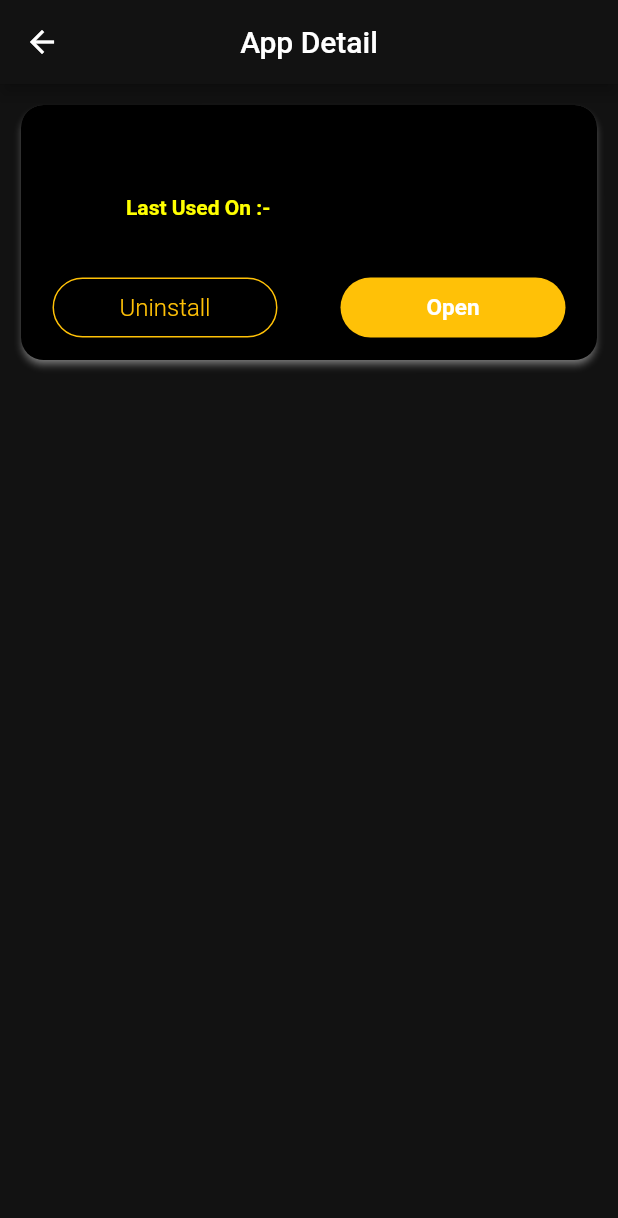
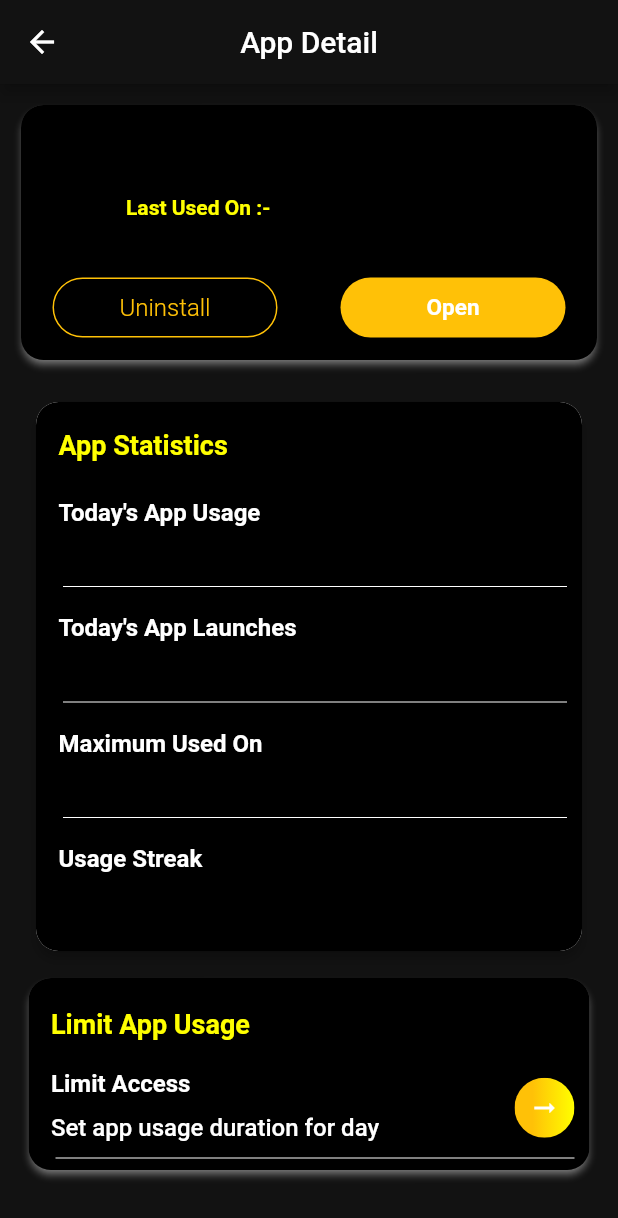
Before and after one commit to Oauth-Celestial/TimeTracker, a Flutter app: the AppDetailPage screen opened directly with empty values, on a phone screen of 412 x 824 dp. Shown: the top 1218 px of the screen. Run offline on Flutter 3.47's test engine with Material 2 defaults, Android fonts, the phone set to English and light mode, and no system bars; drawn by our look-alikes of flutter_animate, shimmer; our stand-ins replace liquid_swipe, lottie, permission_handler, shared_preferences, smooth_page_indicator, sqflite; missing offline and left inert: app_usage, device_apps, usage_stats; accounts and stored records are empty; statements that could not run were skipped; project files that could hold a hidden picture were left out.

Commit message:
Added App Stats and focus mode card

```diff
--- /dev/null
+++ b/lib/HelperWidget/FloatingAnimation.dart
@@ -0,0 +1,53 @@
+import 'package:flutter/cupertino.dart';
+
+class FloatingWidget extends StatefulWidget {
+  int? translateY;
+  Duration? animationDuration;
+  Widget child;
+  FloatingWidget(
+      {this.translateY, this.animationDuration, required this.child});
+
+  @override
+  State<FloatingWidget> createState() => _FloatingWidgetState();
+}
+
+class _FloatingWidgetState extends State<FloatingWidget>
+    with SingleTickerProviderStateMixin {
+  late AnimationController _animationController;
+
+  @override
+  void initState() {
+    // TODO: implement initState
+    super.initState();
+    _animationController = AnimationController(
+        vsync: this,
+        duration: widget.animationDuration == null
+            ? Duration(seconds: 2)
+            : widget.animationDuration);
+    _animationController.repeat(reverse: true);
+  }
+
+  @override
+  void dispose() {
+    // TODO: implement dispose
+    _animationController.dispose();
+    super.dispose();
+  }
+
+  @override
+  Widget build(BuildContext context) {
+    return AnimatedBuilder(
+      animation: _animationController.view,
+      builder: (context, child) {
+        return Transform.translate(
+          offset: Offset(
+              _animationController.value,
+              _animationController.value *
+                  (widget.translateY == null ? 5 : widget.translateY!)),
+          child: child,
+        );
+      },
+      child: widget.child,
+    );
+  }
+}
--- /dev/null
+++ b/lib/Screens/DashBoard/AppDetail/AppDetailCard.dart
@@ -0,0 +1,154 @@
+import 'package:flutter/material.dart';
+import 'package:shimmer/shimmer.dart';
+import 'package:timetracker/Model/AppModel.dart';
+import 'package:timetracker/Services/Helpers/AppHelper..dart';
+import 'package:timetracker/Services/Helpers/FontStyleHelper.dart';
+import 'package:timetracker/Services/Theme/ColorConstant.dart';
+
+class AppDetailCard extends StatefulWidget {
+  final AppModelData appData;
+
+  AppDetailCard({required this.appData});
+
+  @override
+  State<AppDetailCard> createState() => _AppDetailCardState();
+}
+
+class _AppDetailCardState extends State<AppDetailCard>
+    with SingleTickerProviderStateMixin {
+  @override
+  void initState() {
+    // TODO: implement initState
+    super.initState();
+  }
+
+  @override
+  Widget build(BuildContext context) {
+    return Padding(
+      padding: const EdgeInsets.all(10.0),
+      child: Card(
+        elevation: 2,
+        shadowColor: Colors.white,
+        shape: RoundedRectangleBorder(
+          borderRadius: BorderRadius.circular(15.0),
+        ),
+        child: ClipRRect(
+          borderRadius: BorderRadius.circular(15.0),
+          child: Container(
+            height: 170,
+            color: Colors.black,
+            child: Column(
+              children: [
+                SizedBox(
+                  height: 20,
+                ),
+                Row(
+                  crossAxisAlignment: CrossAxisAlignment.start,
+                  children: [
+                    SizedBox(
+                      width: 10,
+                    ),
+                    FutureBuilder<Widget>(
+                        future: AppHelper.instance.getAppIconFromPackage(
+                            widget.appData.appPackageName),
+                        builder: (context, snapshot) {
+                          if (snapshot.hasData) {
+                            return Padding(
+                              padding: const EdgeInsets.only(top: 5, left: 5),
+                              child: ClipOval(
+                                  child: Container(
+                                child: Container(
+                                    width: 50,
+                                    height: 50,
+                                    child: snapshot.data),
+                              )),
+                            );
+                          } else {
+                            return ClipOval(
+                              child: Container(
+                                  width: 40,
+                                  height: 40,
+                                  child: Shimmer.fromColors(
+                                    baseColor: Colors.black,
+                                    highlightColor: Colors.grey,
+                                    child: Image.asset(
+                                      "assets/luffy.jpg",
+                                      fit: BoxFit.fill,
+                                    ),
+                                  )),
+                            );
+                          }
+                        }),
+                    SizedBox(
+                      width: 20,
+                    ),
+                    Padding(
+                      padding: const EdgeInsets.only(top: 4),
+                      child: Column(
+                        mainAxisAlignment: MainAxisAlignment.start,
+                        crossAxisAlignment: CrossAxisAlignment.start,
+                        children: [
+                          Text(
+                            widget.appData.appName,
+                            style: FontStyleHelper.shared
+                                .getPopppinsBold(whiteText, 18),
+                          ),
+                          SizedBox(
+                            height: 15,
+                          ),
+                          Text(
+                            "Last Used On :-${widget.appData.lastUsedOn}",
+                            style: FontStyleHelper.shared
+                                .getPopppinsBold(yellowAccent, 14),
+                          ),
+                        ],
+                      ),
+                    )
+                  ],
+                ),
+                Expanded(child: Container()),
+                Container(
+                  color: Colors.transparent,
+                  child: Row(
+                    mainAxisAlignment: MainAxisAlignment.spaceAround,
+                    children: [
+                      Container(
+                        alignment: Alignment.center,
+                        width: 150,
+                        height: 40,
+                        decoration: BoxDecoration(
+                            border: Border.all(color: amber),
+                            borderRadius: BorderRadius.circular(25)),
+                        child: Text(
+                          "Uninstall",
+                          style: FontStyleHelper.shared
+                              .getPopppinsRegular(amber, 16),
+                        ),
+                      ),
+                      Container(
+                        width: 150,
+                        height: 40,
+                        alignment: Alignment.center,
+                        decoration: BoxDecoration(
+                            color: amber,
+                            borderRadius: BorderRadius.circular(25)),
+                        child: Text(
+                          "Open",
+                          style: FontStyleHelper.shared
+                              .getPopppinsBold(whiteText, 15),
+                        ),
+                      )
+                    ],
+                  ),
+                ),
+                SizedBox(
+                  height: 15,
+                )
+              ],
+            ),
+          ),
+        ),
+      ),
+    );
+  }
+}
--- a/lib/Screens/DashBoard/AppDetail/AppDetailPage.dart
+++ b/lib/Screens/DashBoard/AppDetail/AppDetailPage.dart
@@ -1,8 +1,13 @@
 import 'package:flutter/material.dart';
 import 'package:flutter/src/widgets/container.dart';
 import 'package:flutter/src/widgets/framework.dart';
+import 'package:flutter_animate/flutter_animate.dart';
 import 'package:shimmer/shimmer.dart';
+import 'package:timetracker/HelperWidget/FloatingAnimation.dart';
 import 'package:timetracker/Model/AppModel.dart';
+import 'package:timetracker/Screens/DashBoard/AppDetail/AppDetailCard.dart';
+import 'package:timetracker/Screens/DashBoard/AppDetail/AppStatisticCard.dart';
+import 'package:timetracker/Screens/DashBoard/AppDetail/AppUsageCard.dart';
 import 'package:timetracker/Services/Helpers/AppHelper..dart';
 import 'package:timetracker/Services/Helpers/FontStyleHelper.dart';
 import 'package:timetracker/Services/Theme/ColorConstant.dart';
@@ -17,6 +22,7 @@ class AppDetailPage extends StatefulWidget {
 }
 
 class _AppDetailPageState extends State<AppDetailPage> {
+  double leftPadding = 15;
   @override
   Widget build(BuildContext context) {
     return Scaffold(
@@ -28,129 +34,61 @@ class _AppDetailPageState extends State<AppDetailPage> {
       body: Container(
         child: ListView(
           children: [
+            AppDetailCard(
+              appData: widget.appdata,
+            ).animate().fadeIn(delay: Duration(milliseconds: 700)).moveY(
+                delay: Duration(
+                  milliseconds: 800,
+                ),
+                begin: 400.0,
+                end: 0),
+            SizedBox(
+              height: 10,
+            ),
+            AppStatisticsCard(
+              appdata: widget.appdata,
+            ).animate().fadeIn(delay: Duration(milliseconds: 1200)),
+            SizedBox(
+              height: 10,
+            ),
             Padding(
-              padding: const EdgeInsets.all(10.0),
+              padding: EdgeInsets.only(left: leftPadding, right: leftPadding),
+              child: Container(
                 child: Card(
-                elevation: 2,
                   shadowColor: Colors.white,
                   shape: RoundedRectangleBorder(
                     borderRadius: BorderRadius.circular(15.0),
                   ),
+                  elevation: 2,
                   child: ClipRRect(
-                  borderRadius: BorderRadius.circular(15.0),
+                    borderRadius: BorderRadius.circular(15),
                     child: Container(
-                    height: 170,
                       color: Colors.black,
                       child: Column(
+                        crossAxisAlignment: CrossAxisAlignment.start,
                         children: [
                           SizedBox(
                             height: 20,
                           ),
-                        Row(
-                          crossAxisAlignment: CrossAxisAlignment.start,
-                          children: [
-                            SizedBox(
-                              width: 10,
+                          Padding(
+                            padding: EdgeInsets.only(left: leftPadding),
+                            child: Text(
+                              "Limit App Usage",
+                              style: FontStyleHelper.shared
+                                  .getPopppinsBold(yellowAccent, 18),
                             ),
-                            FutureBuilder<Widget>(
-                                future: AppHelper.instance
-                                    .getAppIconFromPackage(
-                                        widget.appdata.appPackageName),
-                                builder: (context, snapshot) {
-                                  if (snapshot.hasData) {
-                                    return Padding(
-                                      padding: const EdgeInsets.only(
-                                          top: 5, left: 5),
-                                      child: ClipOval(
-                                          child: Container(
-                                        child: Container(
-                                            width: 50,
-                                            height: 50,
-                                            child: snapshot.data),
-                                      )),
-                                    );
-                                  } else {
-                                    return ClipOval(
-                                      child: Container(
-                                          width: 40,
-                                          height: 40,
-                                          child: Shimmer.fromColors(
-                                            baseColor: Colors.black,
-                                            highlightColor: Colors.grey,
-                                            child: Image.asset(
-                                              "assets/luffy.jpg",
-                                              fit: BoxFit.fill,
-                                            ),
-                                          )),
-                                    );
-                                  }
-                                }),
-                            SizedBox(
-                              width: 20,
-                            ),
-                            Padding(
-                              padding: const EdgeInsets.only(top: 4),
-                              child: Column(
-                                mainAxisAlignment: MainAxisAlignment.start,
-                                crossAxisAlignment: CrossAxisAlignment.start,
-                                children: [
-                                  Text(
-                                    widget.appdata.appName,
-                                    style: FontStyleHelper.shared
-                                        .getPopppinsBold(whiteText, 18),
                           ),
                           SizedBox(
-                                    height: 15,
+                            height: 20,
                           ),
-                                  Text(
-                                    "Last Used On :-${widget.appdata.lastUsedOn}",
-                                    style: FontStyleHelper.shared
-                                        .getPopppinsBold(yellowAccent, 14),
-                                  ),
-                                ],
-                              ),
+                          AppUsageCard(
+                            title: "Limit Access",
+                            description: "Set app usage duration for day",
+                            hasDivider: true,
+                            showButton: true,
                           )
                         ],
                       ),
-                        Expanded(child: Container()),
-                        Container(
-                          color: Colors.transparent,
-                          child: Row(
-                            mainAxisAlignment: MainAxisAlignment.spaceAround,
-                            children: [
-                              Container(
-                                alignment: Alignment.center,
-                                width: 150,
-                                height: 40,
-                                decoration: BoxDecoration(
-                                    border: Border.all(color: amber),
-                                    borderRadius: BorderRadius.circular(25)),
-                                child: Text(
-                                  "Uninstall",
-                                  style: FontStyleHelper.shared
-                                      .getPopppinsRegular(amber, 16),
-                                ),
-                              ),
-                              Container(
-                                width: 150,
-                                height: 40,
-                                alignment: Alignment.center,
-                                decoration: BoxDecoration(
-                                    color: amber,
-                                    borderRadius: BorderRadius.circular(25)),
-                                child: Text(
-                                  "Open",
-                                  style: FontStyleHelper.shared
-                                      .getPopppinsBold(whiteText, 15),
-                                ),
-                              )
-                            ],
-                          ),
-                        ),
-                        SizedBox(
-                          height: 15,
-                        )
-                      ],
                     ),
                   ),
                 ),
--- /dev/null
+++ b/lib/Screens/DashBoard/AppDetail/AppStatisticCard.dart
@@ -0,0 +1,76 @@
+import 'package:flutter/material.dart';
+import 'package:timetracker/Model/AppModel.dart';
+import 'package:timetracker/Screens/DashBoard/AppDetail/AppUsageCard.dart';
+import 'package:timetracker/Services/Helpers/FontStyleHelper.dart';
+import 'package:timetracker/Services/Theme/ColorConstant.dart';
+
+class AppStatisticsCard extends StatelessWidget {
+  double leftPadding = 20;
+  AppModelData appdata;
+  AppStatisticsCard({required this.appdata});
+  @override
+  Widget build(BuildContext context) {
+    return Padding(
+      padding: EdgeInsets.only(left: leftPadding, right: leftPadding),
+      child: Card(
+        elevation: 3,
+        color: Colors.white,
+        shape: RoundedRectangleBorder(
+          borderRadius: BorderRadius.circular(15.0),
+        ),
+        child: ClipRRect(
+          borderRadius: BorderRadius.circular(15),
+          child: Container(
+            color: Colors.black,
+            child: Column(
+              crossAxisAlignment: CrossAxisAlignment.start,
+              children: [
+                SizedBox(
+                  height: 18,
+                ),
+                Padding(
+                  padding: EdgeInsets.only(left: leftPadding - 5),
+                  child: Text(
+                    "App Statistics",
+                    style: FontStyleHelper.shared
+                        .getPopppinsBold(yellowAccent, 18),
+                  ),
+                ),
+                SizedBox(
+                  height: 25,
+                ),
+
+                // Todays Usage Section
+                AppUsageCard(
+                  title: "Today's App Usage",
+                  description: appdata.appDuration,
+                  hasDivider: true,
+                ),
+                SizedBox(height: 10),
+                AppUsageCard(
+                  title: "Today's App Launches",
+                  description: appdata.launchCount,
+                  hasDivider: true,
+                ),
+                SizedBox(height: 10),
+                AppUsageCard(
+                  title: "Maximum Used On ",
+                  description: appdata.appDuration,
+                  hasDivider: true,
+                ),
+                SizedBox(height: 10),
+                AppUsageCard(
+                  title: "Usage Streak",
+                  description: appdata.appDuration,
+                ),
+                SizedBox(
+                  height: 20,
+                )
+              ],
+            ),
+          ),
+        ),
+      ),
+    );
+  }
+}
--- /dev/null
+++ b/lib/Screens/DashBoard/AppDetail/AppUsageCard.dart
@@ -0,0 +1,93 @@
+import 'package:flutter/material.dart';
+import 'package:timetracker/Services/Helpers/FontStyleHelper.dart';
+import 'package:timetracker/Services/Theme/ColorConstant.dart';
+
+class AppUsageCard extends StatelessWidget {
+  final String title;
+  final String description;
+  final bool? hasDivider;
+  final bool? showButton;
+  AppUsageCard(
+      {required this.title,
+      required this.description,
+      this.hasDivider,
+      this.showButton});
+  @override
+  Widget build(BuildContext context) {
+    double leftPadding = 15;
+    return Padding(
+      padding: EdgeInsets.only(left: leftPadding),
+      child: Container(
+        child: Column(
+          children: [
+            Column(
+              children: [
+                Row(
+                  children: [
+                    Column(
+                      crossAxisAlignment: CrossAxisAlignment.start,
+                      children: [
+                        Text(
+                          title,
+                          style: FontStyleHelper.shared
+                              .getPopppinsBold(whiteText, 16),
+                        ),
+                        SizedBox(
+                          height: 10,
+                        ),
+                        Text(
+                          description,
+                          style: FontStyleHelper.shared
+                              .getPopppinsMedium(whiteText, 16),
+                        ),
+                        SizedBox(
+                          height: 3,
+                        ),
+                      ],
+                    ),
+                    if (showButton ?? false)
+                      Expanded(
+                        child: Container(
+                          alignment: Alignment.centerRight,
+                          child: ClipOval(
+                            child: Container(
+                              decoration: BoxDecoration(
+                                  gradient: LinearGradient(stops: [
+                                0.3,
+                                1.0
+                              ], colors: [
+                                Colors.amber,
+                                Colors.yellowAccent
+                              ])),
+                              width: 40,
+                              height: 40,
+                              child: Icon(
+                                Icons.arrow_right_alt,
+                                color: whiteText,
+                                size: 20,
+                              ),
+                            ),
+                          ),
+                        ),
+                      ),
+                    SizedBox(
+                      width: 10,
+                    )
+                  ],
+                ),
+                if (hasDivider ?? false) ...[
+                  Padding(
+                    padding: EdgeInsets.only(left: 3, right: 10),
+                    child: Divider(
+                      color: Colors.white,
+                    ),
+                  )
+                ]
+              ],
+            ),
+          ],
+        ),
+      ),
+    );
+  }
+}
--- /dev/null
+++ b/lib/Screens/DashBoard/AppDetail/FocusModeCard.dart
@@ -0,0 +1,76 @@
+import 'package:flutter/material.dart';
+import 'package:timetracker/Model/AppModel.dart';
+import 'package:timetracker/Screens/DashBoard/AppDetail/AppUsageCard.dart';
+import 'package:timetracker/Services/Helpers/FontStyleHelper.dart';
+import 'package:timetracker/Services/Theme/ColorConstant.dart';
+
+class FocusModeCard extends StatelessWidget {
+  double leftPadding = 20;
+  AppModelData appdata;
+  FocusModeCard({required this.appdata});
+  @override
+  Widget build(BuildContext context) {
+    return Padding(
+      padding: EdgeInsets.only(left: leftPadding, right: leftPadding),
+      child: Card(
+        elevation: 3,
+        color: Colors.white,
+        shape: RoundedRectangleBorder(
+          borderRadius: BorderRadius.circular(15.0),
+        ),
+        child: ClipRRect(
+          borderRadius: BorderRadius.circular(15),
+          child: Container(
+            color: Colors.black,
+            child: Column(
+              crossAxisAlignment: CrossAxisAlignment.start,
+              children: [
+                SizedBox(
+                  height: 18,
+                ),
+                Padding(
+                  padding: EdgeInsets.only(left: leftPadding - 5),
+                  child: Text(
+                    "App Statistics",
+                    style: FontStyleHelper.shared
+                        .getPopppinsBold(yellowAccent, 18),
+                  ),
+                ),
+                SizedBox(
+                  height: 25,
+                ),
+
+                // Todays Usage Section
+                AppUsageCard(
+                  title: "Today's App Usage",
+                  description: appdata.appDuration,
+                  hasDivider: true,
+                ),
+                SizedBox(height: 10),
+                AppUsageCard(
+                  title: "Today's App Launches",
+                  description: appdata.launchCount,
+                  hasDivider: true,
+                ),
+                SizedBox(height: 10),
+                AppUsageCard(
+                  title: "Maximum Used On ",
+                  description: appdata.appDuration,
+                  hasDivider: true,
+                ),
+                SizedBox(height: 10),
+                AppUsageCard(
+                  title: "Usage Streak",
+                  description: appdata.appDuration,
+                ),
+                SizedBox(
+                  height: 20,
+                )
+              ],
+            ),
+          ),
+        ),
+      ),
+    );
+  }
+}
--- a/lib/Services/Helpers/DataBaseHelper.dart
+++ b/lib/Services/Helpers/DataBaseHelper.dart
@@ -94,10 +94,12 @@ class DataBaseHelper {
         """SELECT SUM(CAST(appDuration as int)) as deviceUsage  FROM DailyUsage WHERE usedOn = ? AND appPackageName NOT LIKE '%launcher%'""";
     List<Map>? records = await db.rawQuery(sql, [date]);
     print("App Data is   $records");
-    for (Map<dynamic, dynamic> record in records) {
-      deviceUsage = DateHelper.instance
-          .getFormattedTimeFromSeconds(record["deviceUsage"] as int);
-    }
+    try {
+      for (Map<dynamic, dynamic> record in records) {
+        deviceUsage = DateHelper.instance
+            .getFormattedTimeFromSeconds(record["deviceUsage"] as int);
+      }
+    } catch (e) {}
     return deviceUsage;
   }
 }
```
Also changed, not shown: lib/Controller/AppDetailPageController.dart (added). Lines whose indentation alone changed are shown as unchanged.
